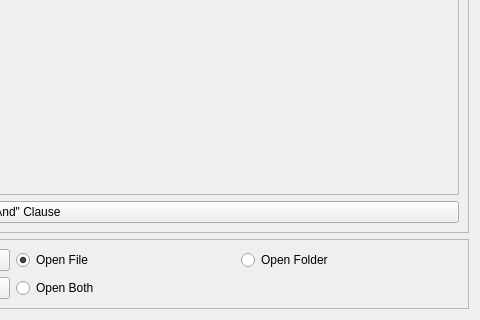
This is ui/SearchTab.ui in CS-4820-Library-Project/COUNTER-5-Report-Tool-2020-5.0 as Qt 5 draws it before an edit; both pictures show x 454 to 934 and y 405 to 725 of the 934 by 725 pixel window. The edited form follows.
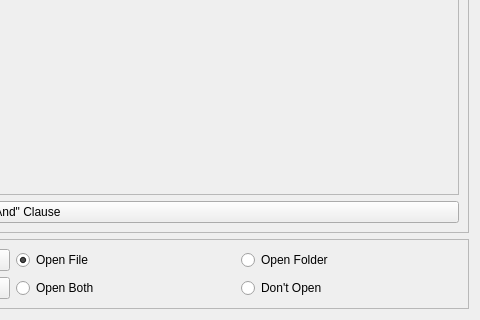
This is the edited form.

Commit message: added don't open radio button option

Patch:
```diff
--- a/ui/SearchTab.ui
+++ b/ui/SearchTab.ui
@@ -182,6 +182,13 @@
         </property>
        </widget>
       </item>
+      <item row="3" column="4">
+       <widget class="QRadioButton" name="dont_open_radioButton">
+        <property name="text">
+         <string>Don't Open</string>
+        </property>
+       </widget>
+      </item>
      </layout>
     </widget>
    </item>
```
Left out of the diff: 4 changed lines with no effect on the pictures. The commit also changes 2 other files.
